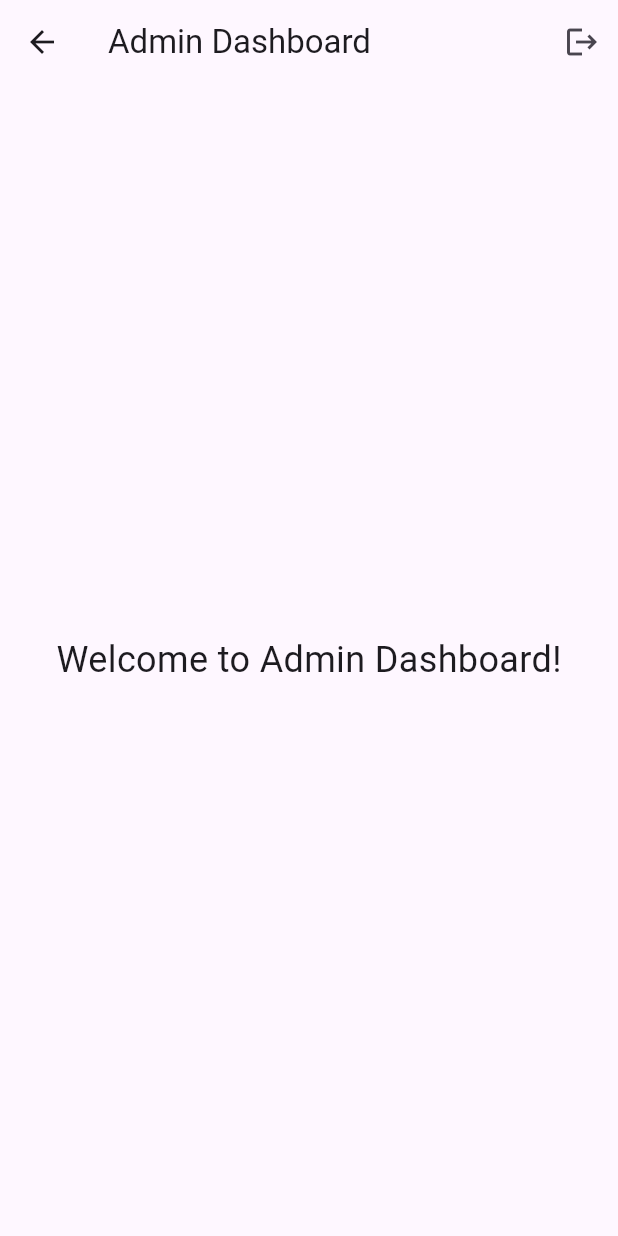
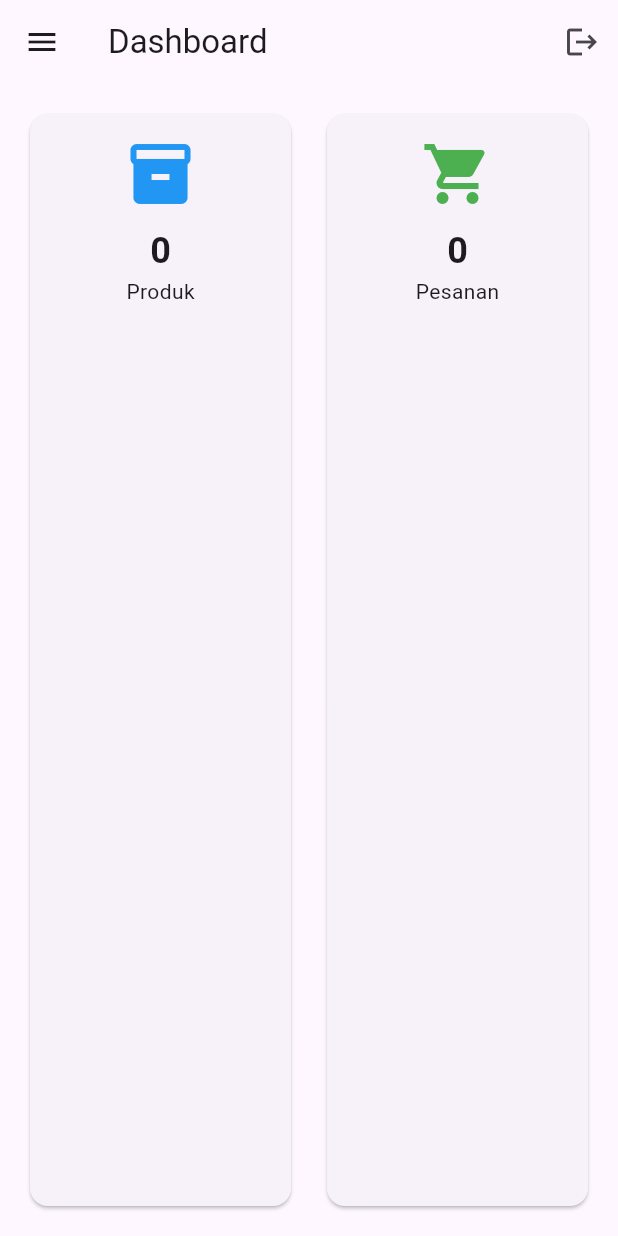
Before and after one commit to fakhrirrahman/Sistem-Pengelolaan-Barang, a Flutter app: the DashboardScreen screen opened by its route, on a phone screen of 412 x 824 dp. Run offline on Flutter 3.47's test engine with Material 3 defaults, Android fonts, the phone set to English and light mode, and no system bars; our stand-ins replace cloud_firestore, firebase_auth, firebase_core, get; accounts and stored records are empty; network calls fail.

Commit message:
Add user role management, dashboard UI, and product management features

```diff
--- a/lib/UI/dashboard.dart
+++ b/lib/UI/dashboard.dart
@@ -1,29 +1,95 @@
 import 'package:flutter/material.dart';
+import 'package:firebase_auth/firebase_auth.dart';
 import '../Controllers/auth_service.dart';
+import 'dashboard/dashboard_overview_tab.dart';
+import 'dashboard/stock_management_tab.dart';
+import 'dashboard/order_history_tab.dart';
 
-class DashboardScreen extends StatelessWidget {
+class DashboardScreen extends StatefulWidget {
   const DashboardScreen({super.key});
 
   @override
+  State<DashboardScreen> createState() => _DashboardScreenState();
+}
+
+class _DashboardScreenState extends State<DashboardScreen> {
+  int _selectedIndex = 0;
+
+  static const List<String> _titles = [
+    'Dashboard',
+    'Stok Barang',
+    'Riwayat Pemesanan',
+  ];
+
+  static const List<Widget> _tabs = [
+    DashboardOverviewTab(),
+    StockManagementTab(),
+    OrderHistoryTab(),
+  ];
+
+  void _onItemTapped(int index) {
+    setState(() => _selectedIndex = index);
+  }
+
+  @override
   Widget build(BuildContext context) {
+    return StreamBuilder<User?>(
+      stream: FirebaseAuth.instance.authStateChanges(),
+      builder: (context, snapshot) {
+        if (snapshot.connectionState == ConnectionState.waiting) {
+          return const Scaffold(
+            body: Center(child: CircularProgressIndicator()),
+          );
+        }
+
+        if (!snapshot.hasData) {
+          return const Scaffold(
+            body: Center(child: Text("Silakan login terlebih dahulu")),
+          );
+        }
+
         return Scaffold(
           appBar: AppBar(
-        title: const Text('Admin Dashboard'),
+            title: Text(_titles[_selectedIndex]),
             actions: [
               IconButton(
                 icon: const Icon(Icons.logout),
-            onPressed: () {
-              AuthService.logout(context);
-            },
+                onPressed: () => AuthService.logout(context),
               ),
             ],
           ),
-      body: const Center(
+          drawer: Drawer(
+            child: ListView(
+              padding: EdgeInsets.zero,
+              children: [
+                const DrawerHeader(
+                  decoration: BoxDecoration(color: Colors.blue),
                   child: Text(
-          'Welcome to Admin Dashboard!',
-          style: TextStyle(fontSize: 24),
+                    'Menu',
+                    style: TextStyle(color: Colors.white, fontSize: 24),
                   ),
                 ),
+                _drawerItem(Icons.dashboard, 'Dashboard', 0),
+                _drawerItem(Icons.inventory, 'Stok Barang', 1),
+                _drawerItem(Icons.history, 'Riwayat Pemesanan', 2),
+              ],
+            ),
+          ),
+          body: _tabs[_selectedIndex],
+        );
+      },
+    );
+  }
+
+  Widget _drawerItem(IconData icon, String title, int index) {
+    return ListTile(
+      leading: Icon(icon),
+      title: Text(title),
+      selected: _selectedIndex == index,
+      onTap: () {
+        _onItemTapped(index);
+        Navigator.pop(context);
+      },
     );
   }
 }
--- /dev/null
+++ b/lib/UI/dashboard/dashboard_overview_tab.dart
@@ -0,0 +1,63 @@
+import 'package:flutter/material.dart';
+import 'package:cloud_firestore/cloud_firestore.dart';
+
+class DashboardOverviewTab extends StatelessWidget {
+  const DashboardOverviewTab({super.key});
+
+  Future<Map<String, int>> _getStats() async {
+    final products = await FirebaseFirestore.instance.collection('products').get();
+    final orders = await FirebaseFirestore.instance.collection('orders').get();
+
+    return {
+      'products': products.docs.length,
+      'orders': orders.docs.length,
+    };
+  }
+
+  @override
+  Widget build(BuildContext context) {
+    return FutureBuilder<Map<String, int>>(
+      future: _getStats(),
+      builder: (context, snapshot) {
+        if (snapshot.connectionState == ConnectionState.waiting) {
+          return const Center(child: CircularProgressIndicator());
+        }
+
+        if (snapshot.hasError || !snapshot.hasData) {
+          return const Center(child: Text("Gagal memuat data"));
+        }
+
+        final stats = snapshot.data!;
+
+        return Padding(
+          padding: const EdgeInsets.all(16),
+          child: Row(
+            children: [
+              _statCard(Icons.inventory, 'Produk', stats['products']!, Colors.blue),
+              const SizedBox(width: 16),
+              _statCard(Icons.shopping_cart, 'Pesanan', stats['orders']!, Colors.green),
+            ],
+          ),
+        );
+      },
+    );
+  }
+
+  Widget _statCard(IconData icon, String title, int value, Color color) {
+    return Expanded(
+      child: Card(
+        child: Padding(
+          padding: const EdgeInsets.all(16),
+          child: Column(
+            children: [
+              Icon(icon, size: 48, color: color),
+              const SizedBox(height: 10),
+              Text('$value', style: const TextStyle(fontSize: 24, fontWeight: FontWeight.bold)),
+              Text(title),
+            ],
+          ),
+        ),
+      ),
+    );
+  }
+}
--- a/lib/UI/test_homepage.dart
+++ b/lib/UI/test_homepage.dart
@@ -1,7 +1,7 @@
 import 'package:firebase_auth/firebase_auth.dart';
 import 'package:flutter/material.dart';
 import 'package:flutter/services.dart';
-import '../Controllers/auth_service.dart';
+import '../Controllers/auth_controller.dart';
 import '../Models/food_product.dart';
 import 'cart_page.dart';
 
```
Also changed, not shown: lib/Controllers/auth_service.dart (+26 -0 lines), lib/Models/food_product.dart (+23 -52 lines), lib/UI/dashboard/order_history_tab.dart (added, +71 -0 lines), lib/UI/dashboard/stock_management_tab.dart (added, +202 -0 lines), lib/main.dart (+55 -10 lines), lib/seed/firebase_seeder.dart (deleted, +0 -57 lines), lib/UI/dashboard/dashboard_screen.dart (added). Lines whose indentation alone changed are shown as unchanged.
